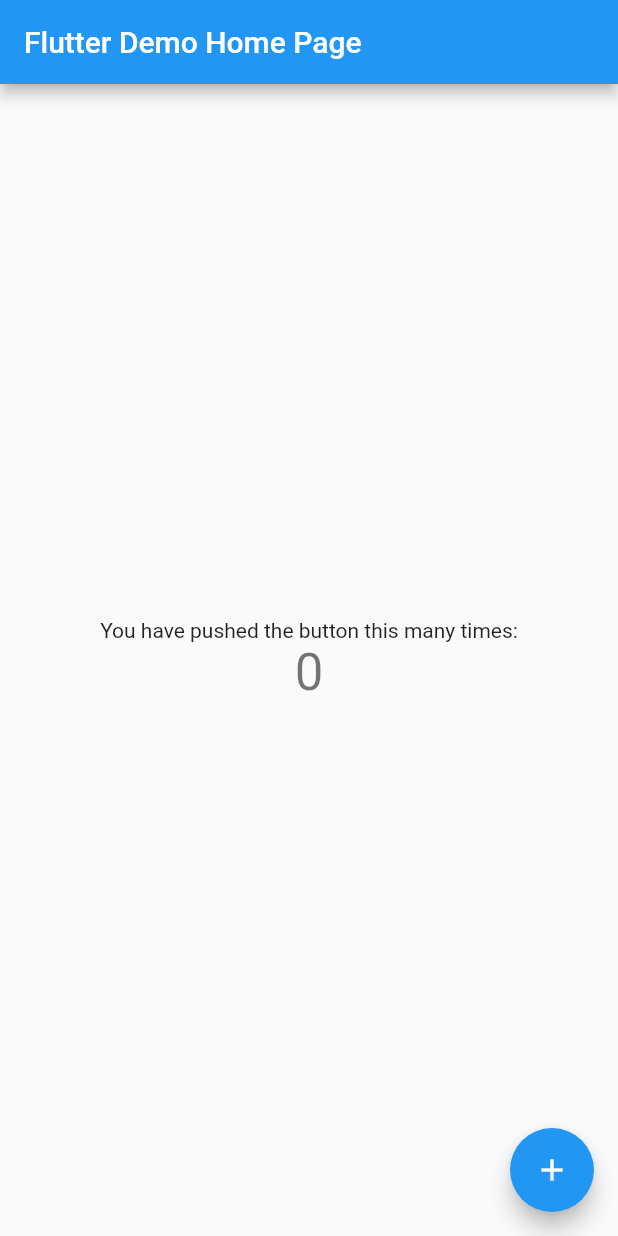
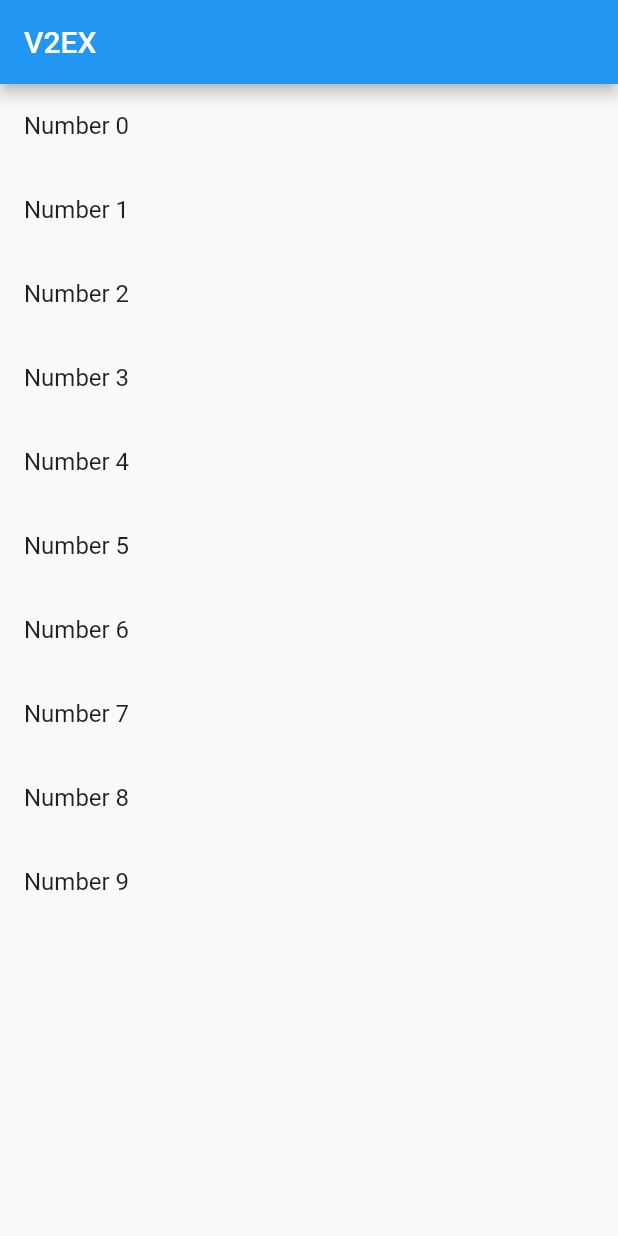
Before and after one commit to byr-gdp/flutter-v2ex-demo, a Flutter app: the screen it shows after launch, on a phone screen of 412 x 824 dp. Run offline on Flutter 3.47's test engine with Material 2 defaults, Android fonts, the phone set to English and light mode, and no system bars.

```diff
--- a/lib/main.dart
+++ b/lib/main.dart
@@ -1,4 +1,5 @@
 import 'package:flutter/material.dart';
+import './detail.dart';
 
 void main() => runApp(MyApp());
 
@@ -7,7 +8,7 @@ class MyApp extends StatelessWidget {
     @override
     Widget build(BuildContext context) {
         return MaterialApp(
-      title: 'Flutter Demo',
+            title: 'V2EX',
             theme: ThemeData(
                 // This is the theme of your application.
                 //
@@ -19,13 +20,16 @@ class MyApp extends StatelessWidget {
                 // counter didn't reset back to zero; the application is not restarted.
                 primarySwatch: Colors.blue,
             ),
-      home: MyHomePage(title: 'Flutter Demo Home Page'),
+            home: MyHomePage(title: 'V2EX'),
         );
     }
 }
 
 class MyHomePage extends StatefulWidget {
-  MyHomePage({Key key, this.title}) : super(key: key);
+    MyHomePage({
+        Key key,
+        this.title
+    }): super(key: key);
 
     // This widget is the home page of your application. It is stateful, meaning
     // that it has a State object (defined below) that contains fields that affect
@@ -42,17 +46,61 @@ class MyHomePage extends StatefulWidget {
     _MyHomePageState createState() => _MyHomePageState();
 }
 
-class _MyHomePageState extends State<MyHomePage> {
-  int _counter = 0;
+class _MyHomePageState extends State < MyHomePage > {
+    // FIXME: 期望 items 最后有一项无效数据用于渲染 circularProgressIndeicator
+    List < int > items = List.generate(11, (i) {
+        if (i == 10) {
+            return -1;
+        } else {
+            return i;
+        }
+    });
 
-  void _incrementCounter() {
+
+    ScrollController _scrollController = new ScrollController();
+    bool isLoading = false;
+
+    Future < List < int >> fakeRequest(int from, int to) async {
+        return Future.delayed(Duration(seconds: 2), () {
+            return List.generate(to - from, (i) => i + from);
+        });
+    }
+
+    void _loadMore() async {
+        if (!isLoading) {
+            // isLoading = true;
+            setState(() => isLoading = true);
+            List < int > newItems = await fakeRequest(items.length, items.length + 10);
             setState(() {
-      // This call to setState tells the Flutter framework that something has
-      // changed in this State, which causes it to rerun the build method below
-      // so that the display can reflect the updated values. If we changed
-      // _counter without calling setState(), then the build method would not be
-      // called again, and so nothing would appear to happen.
-      _counter++;
+                // items.addAll(newItems);
+                items.insertAll(items.length - 2, newItems);
+                isLoading = false;
+            });
+        }
+    }
+
+    Widget _buildProgressIndicator() {
+        print("build progress");
+        return new Padding(
+            padding: const EdgeInsets.all(8.0),
+                child: new Center(
+                    child: new Opacity(
+                        opacity: isLoading ? 1.0 : 0.0,
+                        // opacity: 0.8,
+                        child: new CircularProgressIndicator(),
+                    ),
+                ),
+        );
+    }
+
+    @override
+    void initState() {
+        super.initState();
+        _scrollController.addListener(() {
+            if (_scrollController.position.pixels == _scrollController.position.maxScrollExtent) {
+                print("ready to load");
+                _loadMore();
+            }
         });
     }
 
@@ -70,40 +118,69 @@ class _MyHomePageState extends State<MyHomePage> {
                 // the App.build method, and use it to set our appbar title.
                 title: Text(widget.title),
             ),
-      body: Center(
-        // Center is a layout widget. It takes a single child and positions it
-        // in the middle of the parent.
-        child: Column(
-          // Column is also layout widget. It takes a list of children and
-          // arranges them vertically. By default, it sizes itself to fit its
-          // children horizontally, and tries to be as tall as its parent.
-          //
-          // Invoke "debug paint" (press "p" in the console where you ran
-          // "flutter run", or select "Toggle Debug Paint" from the Flutter tool
-          // window in IntelliJ) to see the wireframe for each widget.
-          //
-          // Column has various properties to control how it sizes itself and
-          // how it positions its children. Here we use mainAxisAlignment to
-          // center the children vertically; the main axis here is the vertical
-          // axis because Columns are vertical (the cross axis would be
-          // horizontal).
-          mainAxisAlignment: MainAxisAlignment.center,
-          children: <Widget>[
-            Text(
-              'You have pushed the button this many times:',
+            // body: Center(
+            //     // Center is a layout widget. It takes a single child and positions it
+            //     // in the middle of the parent.
+            //     child: Column(
+            //         // Column is also layout widget. It takes a list of children and
+            //         // arranges them vertically. By default, it sizes itself to fit its
+            //         // children horizontally, and tries to be as tall as its parent.
+            //         //
+            //         // Invoke "debug paint" (press "p" in the console where you ran
+            //         // "flutter run", or select "Toggle Debug Paint" from the Flutter tool
+            //         // window in IntelliJ) to see the wireframe for each widget.
+            //         //
+            //         // Column has various properties to control how it sizes itself and
+            //         // how it positions its children. Here we use mainAxisAlignment to
+            //         // center the children vertically; the main axis here is the vertical
+            //         // axis because Columns are vertical (the cross axis would be
+            //         // horizontal).
+            //         mainAxisAlignment: MainAxisAlignment.center,
+            //         children: < Widget > [
+            //             Text(
+            //                 'You have pushed the button this many times:',
+            //             ),
+            //             Text(
+            //                 '$_counter',
+            //                 style: Theme.of(context).textTheme.display1,
+            //             ),
+            //         ],
+            //     ),
+            // ),
+            body: ListView.builder(
+                itemCount: items.length,
+                // itemBuilder: (context, index) {
+                //     // 为了渲染加载条采用的 hack 方式
+                //     if (items[index] == -1) {
+                //         return _buildProgressIndicator();
+                //     } else {
+                //         return ListTile(title: new Text("Number $index"));
+                //     }
+                // },
+                itemBuilder: (context, index) {
+                    if (items[index] == -1) {
+                        return _buildProgressIndicator();
+                    } else {
+                        return new GestureDetector(
+                            onTap: () {
+                                print(index);
+                                // Navigator
+                                Navigator.of(context).push(new MaterialPageRoute(builder: (_) {
+                                    return new Detail(id: index.toString());
+                                    // return new SecondPage(title: index.toString());
+                                }));
+                            },
+                            child: ListTile(title: new Text("Number $index")),
+                        );
+                    }
+                },
+                controller: _scrollController,
             ),
-            Text(
-              '$_counter',
-              style: Theme.of(context).textTheme.display1,
-            ),
-          ],
-        ),
-      ),
-      floatingActionButton: FloatingActionButton(
-        onPressed: _incrementCounter,
-        tooltip: 'Increment',
-        child: Icon(Icons.add),
-      ), // This trailing comma makes auto-formatting nicer for build methods.
+            // floatingActionButton: FloatingActionButton(
+            //   onPressed: _incrementCounter,
+            //   tooltip: 'Increment',
+            //   child: Icon(Icons.add),
+            // ), // This trailing comma makes auto-formatting nicer for build methods.
         );
     }
 }
```
Also changed, not shown: lib/detail.dart (added, +29 -0 lines), 1 other file. Lines whose indentation alone changed are shown as unchanged.
